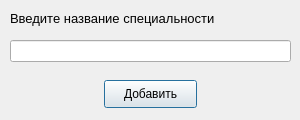
Tr0ub1e/Izbushka, file ui/add_spec.ui: the form before one commit.
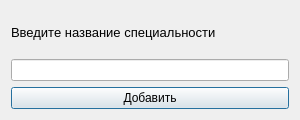
The form after the commit. Icons and pictures are not drawn.

```diff
--- a/ui/add_spec.ui
+++ b/ui/add_spec.ui
@@ -13,28 +13,13 @@
   <property name="windowTitle">
    <string>Dialog</string>
   </property>
-  <widget class="QPushButton" name="pushButton">
-   <property name="geometry">
-    <rect>
-     <x>104</x>
-     <y>80</y>
-     <width>93</width>
-     <height>28</height>
-    </rect>
-   </property>
-   <property name="text">
-    <string>Добавить</string>
-   </property>
-  </widget>
+  <property name="windowIcon">
+   <iconset>
+    <normaloff>favicon.ico</normaloff>favicon.ico</iconset>
+  </property>
+  <layout class="QVBoxLayout" name="verticalLayout">
+   <item>
   <widget class="QLabel" name="label">
-   <property name="geometry">
-    <rect>
-     <x>10</x>
-     <y>10</y>
-     <width>281</width>
-     <height>16</height>
-    </rect>
-   </property>
    <property name="font">
     <font>
      <pointsize>10</pointsize>
@@ -44,16 +29,18 @@
     <string>Введите название специальности</string>
    </property>
   </widget>
-  <widget class="QLineEdit" name="lineEdit">
-   <property name="geometry">
-    <rect>
-     <x>10</x>
-     <y>40</y>
-     <width>281</width>
-     <height>22</height>
-    </rect>
-   </property>
-  </widget>
+   </item>
+   <item>
+    <widget class="QLineEdit" name="lineEdit"/>
+   </item>
+   <item>
+    <widget class="QPushButton" name="pushButton">
+     <property name="text">
+      <string>Добавить</string>
+     </property>
+    </widget>
+   </item>
+  </layout>
  </widget>
  <resources/>
  <connections/>
```
Left out of the diff: 2 changed lines with no effect on the pictures. Lines whose indentation alone changed are shown as unchanged.
